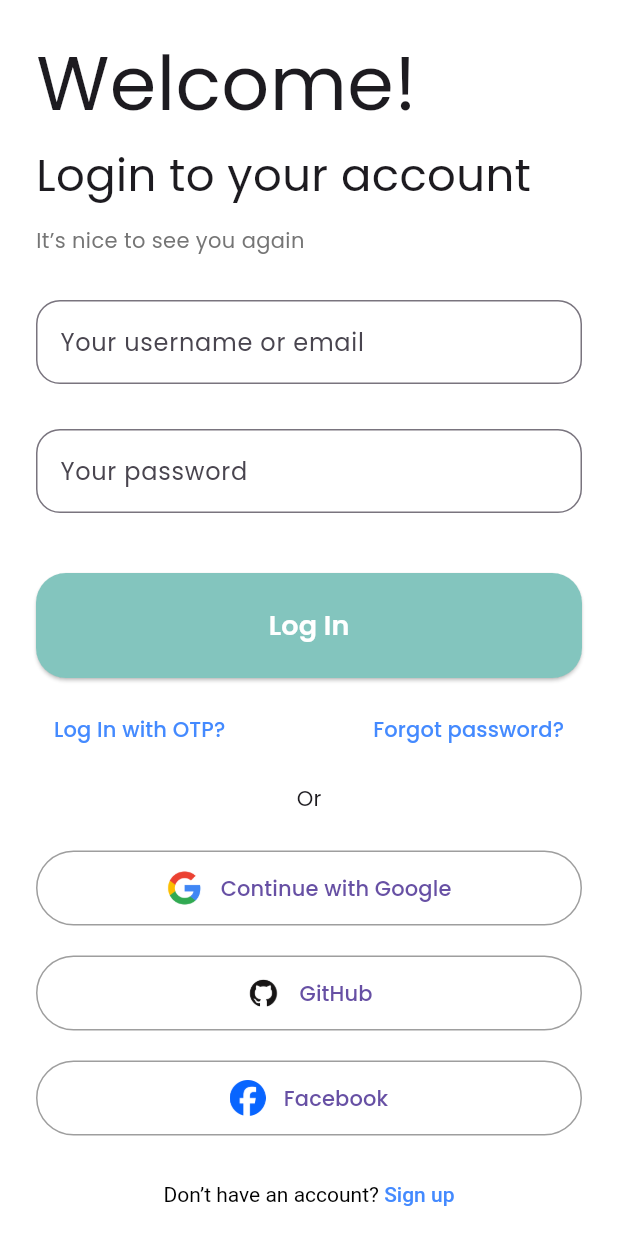
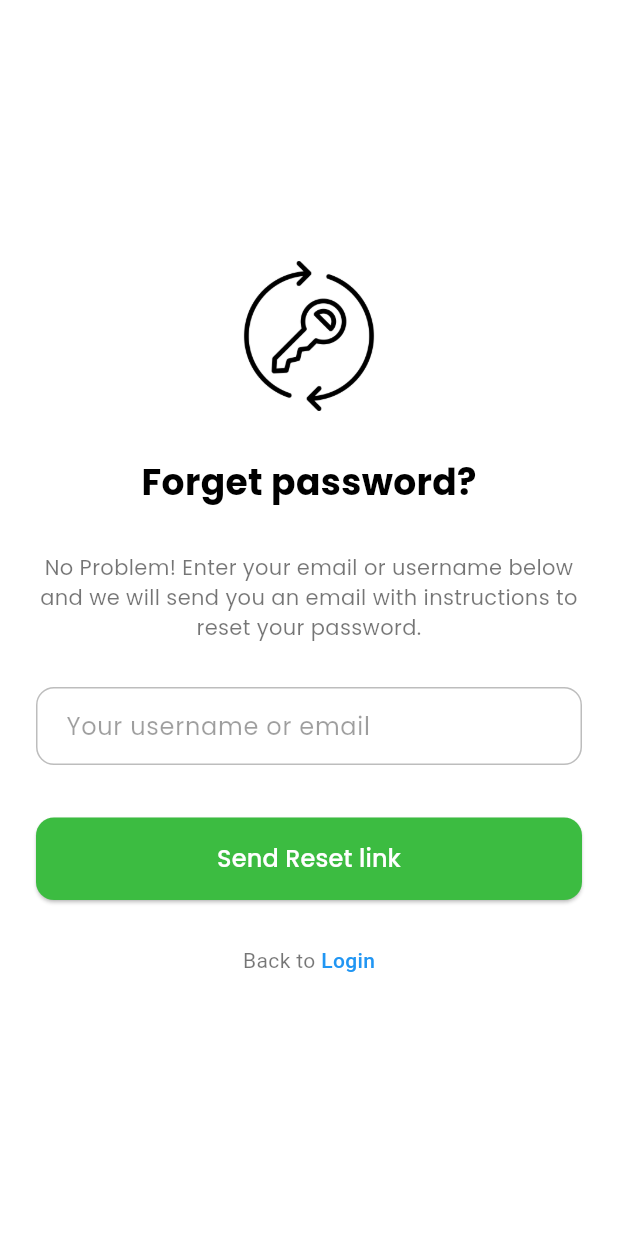
Before and after one commit to Balaji2327/Notes, a Flutter app: the LoginScreen screen opened directly, after a tap on "Forgot password?", on a phone screen of 412 x 824 dp. Run offline on Flutter 3.47's test engine with Material 3 defaults, Android fonts, the phone set to English and light mode, and no system bars.

Commit message:
forgetPassword and otpScreen updated

```diff
--- /dev/null
+++ b/lib/forgetPassword.dart
@@ -0,0 +1,127 @@
+import 'package:flutter/material.dart';
+import 'loginScreen.dart';
+
+class ForgetPasswordScreen extends StatelessWidget {
+  const ForgetPasswordScreen({super.key});
+
+  @override
+  Widget build(BuildContext context) {
+    return Scaffold(
+      backgroundColor: Colors.white,
+      body: SafeArea(
+        child: Center(
+          child: SingleChildScrollView(
+            padding: const EdgeInsets.symmetric(horizontal: 24, vertical: 16),
+            child: Column(
+              mainAxisAlignment: MainAxisAlignment.center,
+              children: [
+                // Key Image
+                Image.asset(
+                  'assets/images/key.png', // Replace with your image path
+                  height: 100,
+                  width: 100,
+                ),
+                const SizedBox(height: 30),
+
+                // Title
+                const Text(
+                  "Forget password?",
+                  style: TextStyle(
+                    fontSize: 24,
+                    fontWeight: FontWeight.bold,
+                    color: Colors.black,
+                  ),
+                ),
+                const SizedBox(height: 30),
+
+                // Subtitle
+                const Text(
+                  "No Problem! Enter your email or username below and we will send you an email with instructions to reset your password.",
+                  textAlign: TextAlign.center,
+                  style: TextStyle(
+                    fontSize: 14,
+                    color: Colors.black54,
+                    height: 1.4,
+                  ),
+                ),
+                const SizedBox(height: 30),
+
+                // TextField
+                TextField(
+                  decoration: InputDecoration(
+                    hintText: "Your username or email",
+                    hintStyle: const TextStyle(color: Colors.black38),
+                    contentPadding: const EdgeInsets.symmetric(
+                      horizontal: 16,
+                      vertical: 14,
+                    ),
+                    enabledBorder: OutlineInputBorder(
+                      borderRadius: BorderRadius.circular(12),
+                      borderSide: const BorderSide(color: Colors.black26),
+                    ),
+                    focusedBorder: OutlineInputBorder(
+                      borderRadius: BorderRadius.circular(12),
+                      borderSide: const BorderSide(color: Colors.green),
+                    ),
+                  ),
+                ),
+                const SizedBox(height: 35),
+
+                // Send Reset Link Button
+                SizedBox(
+                  width: double.infinity,
+                  height: 55,
+                  child: ElevatedButton(
+                    style: ElevatedButton.styleFrom(
+                      backgroundColor: const Color.fromARGB(255, 60, 188, 65),
+                      shape: RoundedRectangleBorder(
+                        borderRadius: BorderRadius.circular(12),
+                      ),
+                    ),
+                    onPressed: () {},
+                    child: const Text(
+                      "Send Reset link",
+                      style: TextStyle(
+                        fontSize: 16,
+                        color: Colors.white,
+                        fontWeight: FontWeight.w500,
+                      ),
+                    ),
+                  ),
+                ),
+                const SizedBox(height: 30),
+
+                // Back to Login
+                GestureDetector(
+                  onTap: () {
+                    Navigator.pushReplacement(
+                      context,
+                      MaterialPageRoute(
+                        builder: (context) => const LoginScreen(),
+                      ),
+                    );
+                  },
+                  child: const Text.rich(
+                    TextSpan(
+                      text: "Back to ",
+                      style: TextStyle(color: Colors.black54),
+                      children: [
+                        TextSpan(
+                          text: "Login",
+                          style: TextStyle(
+                            color: Colors.blue,
+                            fontWeight: FontWeight.w500,
+                          ),
+                        ),
+                      ],
+                    ),
+                  ),
+                ),
+              ],
+            ),
+          ),
+        ),
+      ),
+    );
+  }
+}
--- a/lib/loginScreen.dart
+++ b/lib/loginScreen.dart
@@ -1,6 +1,8 @@
 import 'package:flutter/material.dart';
 import 'package:flutter/gestures.dart';
 import 'signUpScreen.dart';
+import 'forgetPassword.dart';
+import 'otpVerification.dart';
 
 class LoginScreen extends StatelessWidget {
   const LoginScreen({super.key});
@@ -79,6 +81,12 @@ class LoginScreen extends StatelessWidget {
                 children: [
                   TextButton(
                     onPressed: () {
+                      Navigator.push(
+                        context,
+                        MaterialPageRoute(
+                          builder: (context) => const OtpLoginScreen(),
+                        ),
+                      );
                       // OTP logic
                     },
                     child: const Text(
@@ -88,6 +96,12 @@ class LoginScreen extends StatelessWidget {
                   ),
                   TextButton(
                     onPressed: () {
+                      Navigator.push(
+                        context,
+                        MaterialPageRoute(
+                          builder: (context) => const ForgetPasswordScreen(),
+                        ),
+                      );
                       // Forgot password logic
                     },
                     child: const Text(
@@ -124,7 +138,11 @@ class LoginScreen extends StatelessWidget {
                 child: RichText(
                   text: TextSpan(
                     text: "Don’t have an account? ",
-                    style: const TextStyle(color: Colors.black),
+                    style: const TextStyle(
+                      fontFamily: 'Poppins',
+                      color: Colors.black,
+                    ),
+
                     children: [
                       TextSpan(
                         text: "Sign up",
--- a/lib/signUpScreen.dart
+++ b/lib/signUpScreen.dart
@@ -139,7 +139,10 @@ class _SignupScreenState extends State<SignupScreen> {
                 child: RichText(
                   text: TextSpan(
                     text: 'Already have an account? ',
-                    style: const TextStyle(color: Colors.black),
+                    style: const TextStyle(
+                      fontFamily: 'Poppins',
+                      color: Colors.black,
+                    ),
                     children: [
                       TextSpan(
                         text: 'Log in',
--- a/pubspec.yaml
+++ b/pubspec.yaml
@@ -9,6 +9,7 @@ environment:
 dependencies:
   flutter:
     sdk: flutter
+
 
 dev_dependencies:
   flutter_test:
@@ -43,3 +44,5 @@ flutter:
     - assets/images/google.png
     - assets/images/github.png
     - assets/images/facebook.png
+    - assets/images/key.png
+    - assets/images/otp.png
```
Also changed, not shown: lib/otpVerification.dart (added, +131 -0 lines), assets/images/key.png (added), assets/images/otp.png (added).
